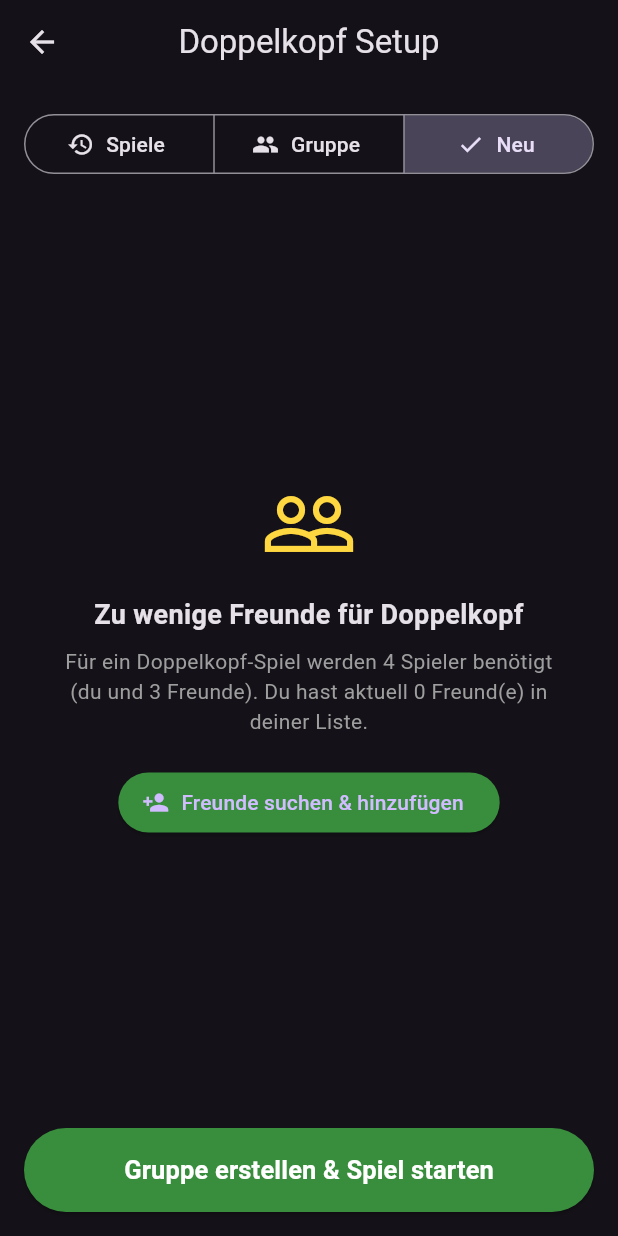
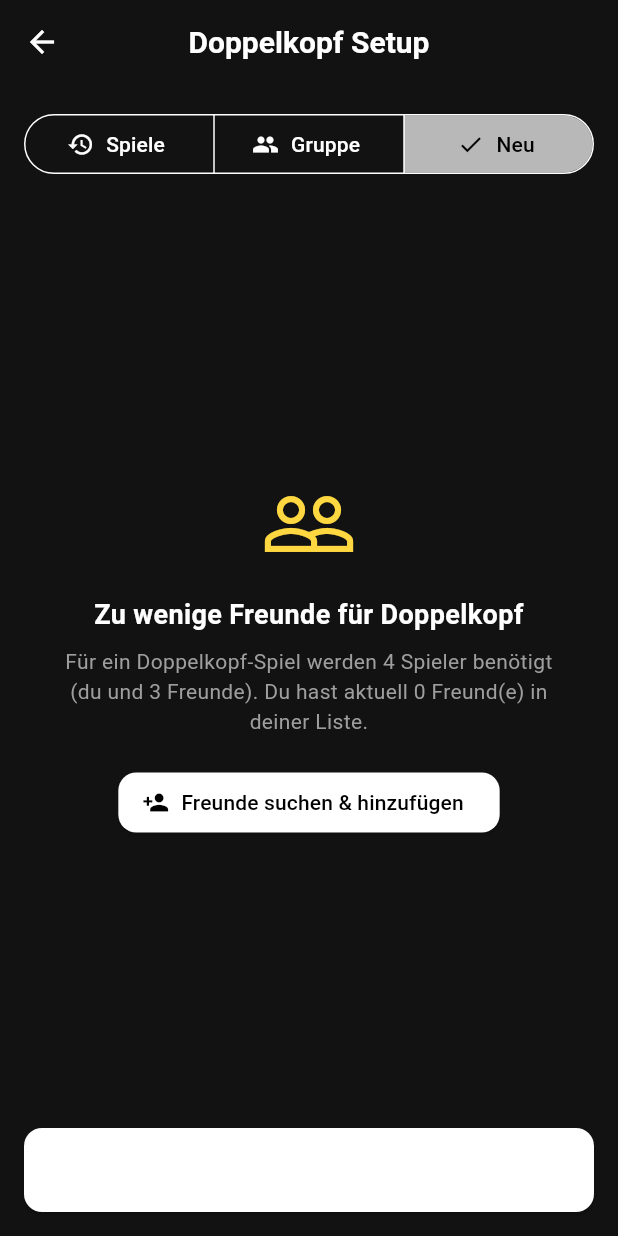
Before and after one commit to theovahl/GameCounter, a Flutter app: the screen it shows once a user with an empty profile is signed in, after a tap on "Doppelkopf", on a phone screen of 412 x 824 dp. Run offline on Flutter 3.47's test engine with Material 3 defaults, Android fonts, the phone set to English and light mode, and no system bars; our stand-ins replace cloud_firestore, firebase_auth, firebase_core; accounts and stored records are empty; network calls fail.

Commit message:
design changes

```diff
--- a/lib/doppelkopf/doppelkopf_setup_screen.dart
+++ b/lib/doppelkopf/doppelkopf_setup_screen.dart
@@ -262,7 +262,7 @@ class _SetupScreenState extends State<SetupScreen> {
                               },
                         style: ElevatedButton.styleFrom(
                           padding: const EdgeInsets.symmetric(vertical: 16),
-                          backgroundColor: Colors.green.shade700,
+                          backgroundColor: Colors.white,
                         ),
                         child: _isStarting
                             ? const SizedBox(
@@ -428,7 +428,7 @@ class _SetupScreenState extends State<SetupScreen> {
               child: ListTile(
                 leading: CircleAvatar(
                   backgroundColor:
-                      isActive ? Colors.green.shade800 : Colors.grey.shade800,
+                      isActive ? Colors.white : Colors.grey.shade800,
                   child: const Icon(Icons.style, color: Colors.white, size: 20),
                 ),
                 title: Text(
@@ -447,7 +447,7 @@ class _SetupScreenState extends State<SetupScreen> {
                       '${game.rounds.length} Runden gespielt  |  ${isActive ? "Laufend" : "Abgeschlossen"}',
                       style: TextStyle(
                         fontSize: 12,
-                        color: isActive ? Colors.greenAccent : Colors.grey,
+                        color: isActive ? Colors.white : Colors.grey,
                       ),
                     ),
                   ],
@@ -484,7 +484,7 @@ class _SetupScreenState extends State<SetupScreen> {
                         value: 'finish',
                         child: Row(
                           children: [
-                            Icon(Icons.check_circle_outline, size: 18, color: Colors.greenAccent),
+                            Icon(Icons.check_circle_outline, size: 18, color: Colors.white),
                             SizedBox(width: 8),
                             Text('Beenden'),
                           ],
@@ -616,7 +616,7 @@ class _SetupScreenState extends State<SetupScreen> {
                           children: [
                             CircleAvatar(
                               radius: 14,
-                              backgroundColor: Colors.green.shade800,
+                              backgroundColor: Colors.white,
                               child: Text(
                                 '${i + 1}',
                                 style: const TextStyle(
@@ -687,7 +687,7 @@ class _SetupScreenState extends State<SetupScreen> {
                 icon: const Icon(Icons.person_add),
                 label: const Text('Freunde suchen & hinzufügen'),
                 style: ElevatedButton.styleFrom(
-                  backgroundColor: Colors.green.shade700,
+                  backgroundColor: Colors.white,
                 ),
               ),
             ],
@@ -717,10 +717,10 @@ class _SetupScreenState extends State<SetupScreen> {
 
           // Spieler 1 (Festgelegt auf den aktuellen Benutzer)
           Card(
-            color: Colors.green.shade900.withValues(alpha: 0.35),
+            color: Colors.grey.shade800.withValues(alpha: 0.35),
             child: ListTile(
               leading: const CircleAvatar(
-                backgroundColor: Colors.green,
+                backgroundColor: Colors.white,
                 child: Icon(Icons.person, color: Colors.white),
               ),
               title: Text(
--- a/lib/home_screen.dart
+++ b/lib/home_screen.dart
@@ -69,8 +69,11 @@ class HomeScreen extends StatelessWidget {
 
             // 1. Kachel für Doppelkopf
             Card(
-              elevation: 4,
-              color: Colors.green.shade900, // Passendes Grün für Kartenspiele
+              clipBehavior: Clip.antiAlias,
+              child: Container(
+                decoration: const BoxDecoration(
+                  border: Border(left: BorderSide(color: Colors.amberAccent, width: 4)),
+                ),
                 child: InkWell(
                   onTap: () {
                     Navigator.push(
@@ -82,7 +85,7 @@ class HomeScreen extends StatelessWidget {
                     padding: EdgeInsets.all(24.0),
                     child: Row(
                       children: [
-                      Icon(Icons.style, size: 40, color: Colors.white), // Kartensymbol
+                        Icon(Icons.style, size: 40, color: Colors.amberAccent), // Kartensymbol mit leichtem Akzent
                         SizedBox(width: 16),
                         Text(
                           'Doppelkopf',
@@ -93,13 +96,17 @@ class HomeScreen extends StatelessWidget {
                   ),
                 ),
               ),
+            ),
 
             const SizedBox(height: 16),
 
             // 2. Kachel für Mario Kart 8 Deluxe
             Card(
-              elevation: 4,
-              color: Colors.red.shade900,
+              clipBehavior: Clip.antiAlias,
+              child: Container(
+                decoration: const BoxDecoration(
+                  border: Border(left: BorderSide(color: Colors.redAccent, width: 4)),
+                ),
                 child: InkWell(
                   onTap: () {
                     Navigator.push(
@@ -111,7 +118,7 @@ class HomeScreen extends StatelessWidget {
                     padding: EdgeInsets.all(24.0),
                     child: Row(
                       children: [
-                      Icon(Icons.sports_motorsports, size: 40, color: Colors.white),
+                        Icon(Icons.sports_motorsports, size: 40, color: Colors.redAccent),
                         SizedBox(width: 16),
                         Column(
                           crossAxisAlignment: CrossAxisAlignment.start,
@@ -131,6 +138,7 @@ class HomeScreen extends StatelessWidget {
                   ),
                 ),
               ),
+            ),
           ],
         ),
       ),
--- a/lib/login_screen.dart
+++ b/lib/login_screen.dart
@@ -66,12 +66,12 @@ class _LoginScreenState extends State<LoginScreen> {
           crossAxisAlignment: CrossAxisAlignment.stretch,
           children: [
             const SizedBox(height: 20),
-            const Icon(Icons.style, size: 80, color: Colors.greenAccent),
+            const Icon(Icons.style, size: 80, color: Colors.white),
             const SizedBox(height: 20),
             Text(
               _isLogin ? 'Willkommen zurück!' : 'Spieleblock Cloud erstellen',
               textAlign: TextAlign.center,
-              style: const TextStyle(fontSize: 22, fontWeight: FontWeight.bold),
+              style: const TextStyle(fontSize: 22, fontWeight: FontWeight.bold, color: Colors.white),
             ),
             const SizedBox(height: 30),
 
@@ -90,7 +90,7 @@ class _LoginScreenState extends State<LoginScreen> {
                 decoration: const InputDecoration(
                   labelText: 'Benutzername (z.B. Max)',
                   border: OutlineInputBorder(),
-                  prefixIcon: Icon(Icons.person),
+                  prefixIcon: Icon(Icons.person, color: Colors.white70),
                 ),
               ),
               const SizedBox(height: 16),
@@ -102,7 +102,7 @@ class _LoginScreenState extends State<LoginScreen> {
               decoration: const InputDecoration(
                 labelText: 'E-Mail Adresse',
                 border: OutlineInputBorder(),
-                prefixIcon: Icon(Icons.email),
+                prefixIcon: Icon(Icons.email, color: Colors.white70),
               ),
             ),
             const SizedBox(height: 16),
@@ -113,7 +113,7 @@ class _LoginScreenState extends State<LoginScreen> {
               decoration: const InputDecoration(
                 labelText: 'Passwort',
                 border: OutlineInputBorder(),
-                prefixIcon: Icon(Icons.lock),
+                prefixIcon: Icon(Icons.lock, color: Colors.white70),
               ),
             ),
             const SizedBox(height: 24),
@@ -121,14 +121,15 @@ class _LoginScreenState extends State<LoginScreen> {
             ElevatedButton(
               onPressed: _isLoading ? null : _submit,
               style: ElevatedButton.styleFrom(
-                backgroundColor: Colors.green.shade700,
+                backgroundColor: Colors.white,
+                foregroundColor: Colors.black,
                 padding: const EdgeInsets.symmetric(vertical: 16),
               ),
               child: _isLoading
-                  ? const CircularProgressIndicator(color: Colors.white)
+                  ? const CircularProgressIndicator(color: Colors.black)
                   : Text(
                       _isLogin ? 'Einloggen' : 'Registrieren',
-                      style: const TextStyle(fontSize: 18, color: Colors.white),
+                      style: const TextStyle(fontSize: 18, color: Colors.black, fontWeight: FontWeight.bold),
                     ),
             ),
 
--- a/lib/main.dart
+++ b/lib/main.dart
@@ -23,7 +23,40 @@ class DoppelkopfApp extends StatelessWidget {
   Widget build(BuildContext context) {
     return MaterialApp(
       title: 'Spieleblock Zähler',
-      theme: ThemeData.dark(),
+      theme: ThemeData(
+        brightness: Brightness.dark,
+        scaffoldBackgroundColor: const Color(0xFF121212),
+        primaryColor: Colors.white,
+        colorScheme: const ColorScheme.dark(
+          primary: Colors.white,
+          onPrimary: Colors.black,
+          secondary: Colors.white70,
+          surface: Color(0xFF1E1E1E),
+        ),
+        appBarTheme: const AppBarTheme(
+          backgroundColor: Color(0xFF121212),
+          elevation: 0,
+          centerTitle: true,
+          iconTheme: IconThemeData(color: Colors.white),
+          titleTextStyle: TextStyle(color: Colors.white, fontSize: 20, fontWeight: FontWeight.w600),
+        ),
+        elevatedButtonTheme: ElevatedButtonThemeData(
+          style: ElevatedButton.styleFrom(
+            backgroundColor: Colors.white,
+            foregroundColor: Colors.black,
+            shape: const RoundedRectangleBorder(
+              borderRadius: BorderRadius.all(Radius.circular(12.0)),
+            ),
+          ),
+        ),
+        cardTheme: const CardThemeData(
+          color: Color(0xFF1E1E1E),
+          elevation: 2.0,
+          shape: RoundedRectangleBorder(
+            borderRadius: BorderRadius.all(Radius.circular(16.0)),
+          ),
+        ),
+      ),
       // Der AuthWrapper entscheidet automatisch, welcher Screen gezeigt wird
       home: const AuthWrapper(),
     );
--- a/lib/mariokart/mariokart_setup_screen.dart
+++ b/lib/mariokart/mariokart_setup_screen.dart
@@ -592,7 +592,7 @@ class _MarioKartSetupScreenState extends State<MarioKartSetupScreen> {
                         value: 'finish',
                         child: Row(
                           children: [
-                            Icon(Icons.check_circle_outline, size: 18, color: Colors.greenAccent),
+                            Icon(Icons.check_circle_outline, size: 18, color: Colors.white),
                             SizedBox(width: 8),
                             Text('Beenden'),
                           ],
@@ -810,7 +810,7 @@ class _MarioKartSetupScreenState extends State<MarioKartSetupScreen> {
                 icon: const Icon(Icons.person_add),
                 label: const Text('Freunde suchen & hinzufügen'),
                 style: ElevatedButton.styleFrom(
-                  backgroundColor: Colors.green.shade700,
+                  backgroundColor: Colors.white,
                 ),
               ),
             ],
@@ -878,7 +878,7 @@ class _MarioKartSetupScreenState extends State<MarioKartSetupScreen> {
                 style: const TextStyle(fontWeight: FontWeight.bold),
               ),
               subtitle: const Text('Fahrer 1 • Host'),
-              trailing: const Icon(Icons.check, color: Colors.greenAccent),
+              trailing: const Icon(Icons.check, color: Colors.white),
             ),
           ),
           const SizedBox(height: 6),
```
Also changed, not shown: analysis_options.yaml (+9 -0 lines), lib/doppelkopf/doppelkopf_score_screen.dart (+9 -9 lines), lib/friends_screen.dart (+4 -4 lines), lib/mariokart/mariokart_group_stats_screen.dart (+5 -5 lines), lib/mariokart/mariokart_score_screen.dart (+14 -14 lines), pubspec.lock, 2 other files. Lines whose indentation alone changed are shown as unchanged.
